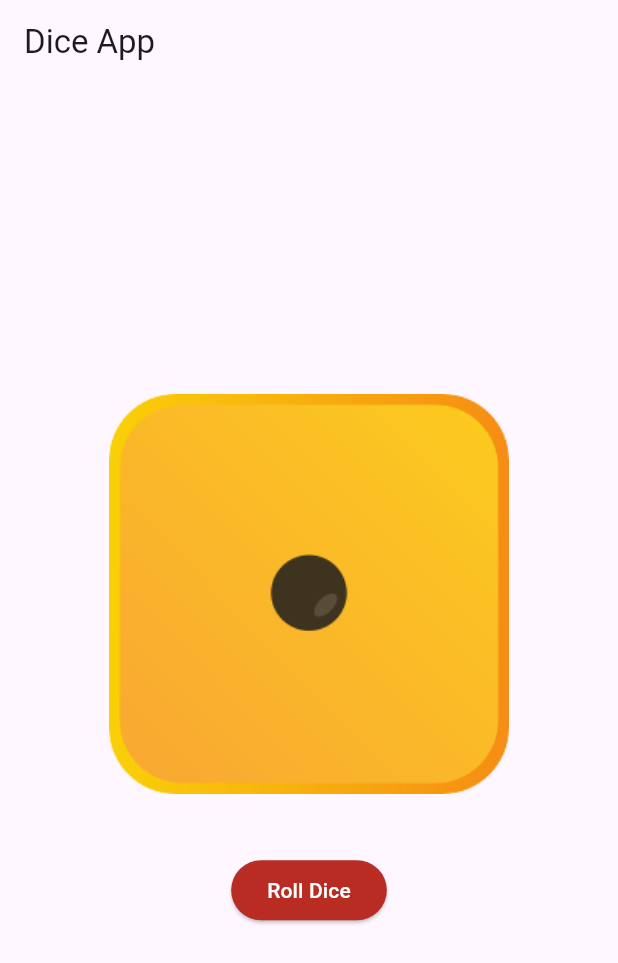
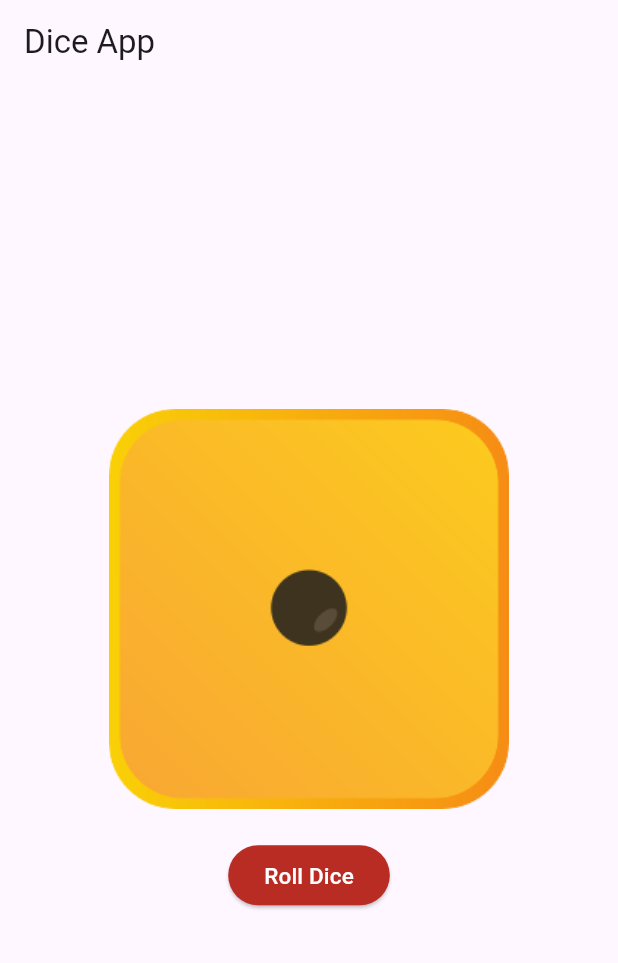
Before and after one commit to AYOPELUMI/dice_application, a Flutter app: the screen it shows after launch, on a phone screen of 412 x 824 dp. Shown: the top 963 px of the screen. Run offline on Flutter 3.47's test engine with Material 3 defaults, Android fonts, the phone set to English and light mode, and no system bars; our stand-ins replace fluttertoast, get.

Commit message:
fixed some bugs

```diff
--- a/lib/app.dart
+++ b/lib/app.dart
@@ -7,6 +7,7 @@ class DiceApp extends StatelessWidget {
   @override
   Widget build(BuildContext context) {
     return GetMaterialApp(
+      debugShowCheckedModeBanner: false,
       home: DicePage(),
     );
   }
@@ -32,13 +33,13 @@ class DicePage extends StatelessWidget {
                 return Image.asset('assets/${diceController.diceNumber.value}.png');
               }
             }),
-            SizedBox(height: 40),
+            SizedBox(height: 20),
             ElevatedButton(
               onPressed: diceController.rollDice,
               style: ButtonStyle(
                 backgroundColor: WidgetStateProperty.all<Color>(Color(0xFFFAB82920)),
               ),
-              child: Text('Roll Dice', style: TextStyle(color : Colors.white)),
+              child: Text('Roll Dice',style: TextStyle(color: Colors.white, fontSize:15)),
             ),
           ],
         ),
```
